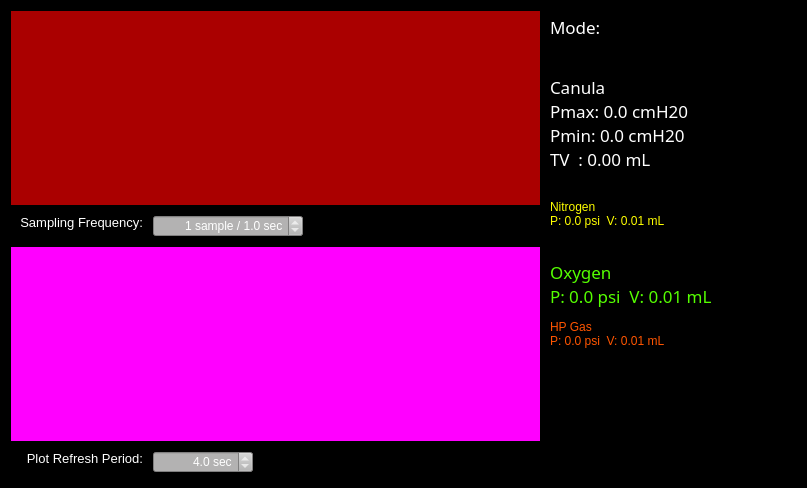
Above: QtCreatorUI/mainwidget.ui from ScottHaileRobertson/DukeVentilator before the change. Below: the same form after it.
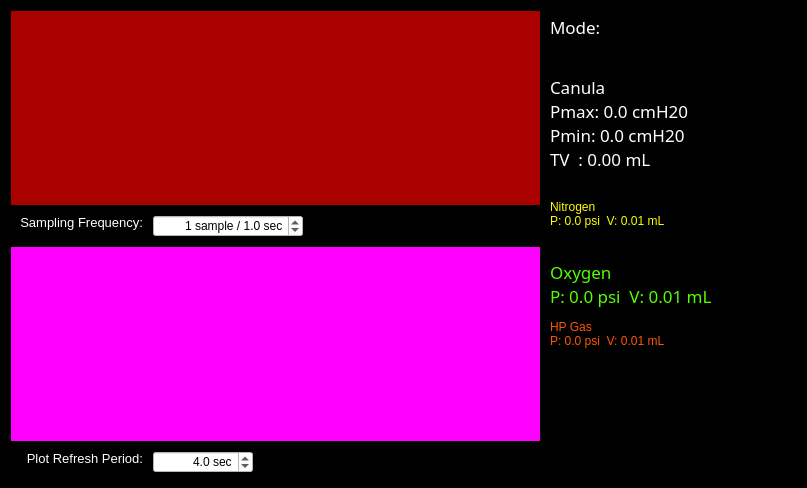
That is the form after the change. Custom widgets are drawn as their Qt base class.

Commit message:
Added volume calibrations, updated ui.
Still needs volume cal csv to be corrected, but otherwise ready to ship

```diff
--- a/QtCreatorUI/mainwidget.ui
+++ b/QtCreatorUI/mainwidget.ui
@@ -142,9 +142,9 @@
             </size>
            </property>
            <property name="styleSheet">
-            <string notr="true">background-color: rgb(179, 178, 178);
-border-color: rgb(0, 0, 0);
-alternate-background-color: rgb(179, 178, 178);</string>
+            <string notr="true">background-color: rgb(255,255,255);
+font: 9pt &quot;Droid Sans&quot;;
+color: rgb(0, 0, 0);</string>
            </property>
            <property name="alignment">
             <set>Qt::AlignRight|Qt::AlignTrailing|Qt::AlignVCenter</set>
@@ -291,7 +291,9 @@
             <enum>Qt::LeftToRight</enum>
            </property>
            <property name="styleSheet">
-            <string notr="true">background-color: rgb(179, 178, 178);</string>
+            <string notr="true">background-color: rgb(255,255,255);
+font: 9pt &quot;Droid Sans&quot;;
+color: rgb(0, 0, 0);</string>
            </property>
            <property name="frame">
             <bool>true</bool>
```
Left out of the diff: 14 changed lines with no effect on the pictures. The commit also changes 6 other files.
